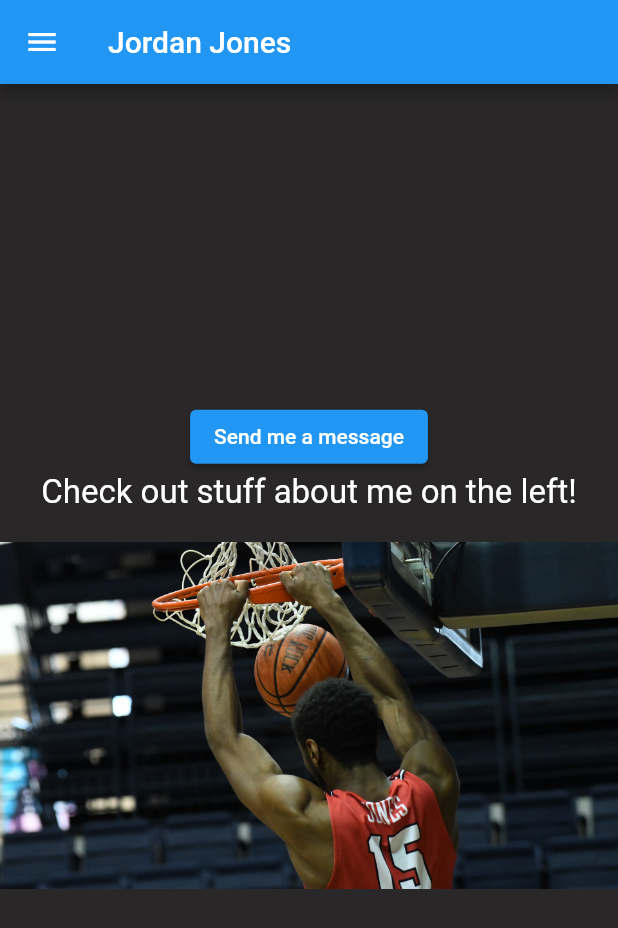
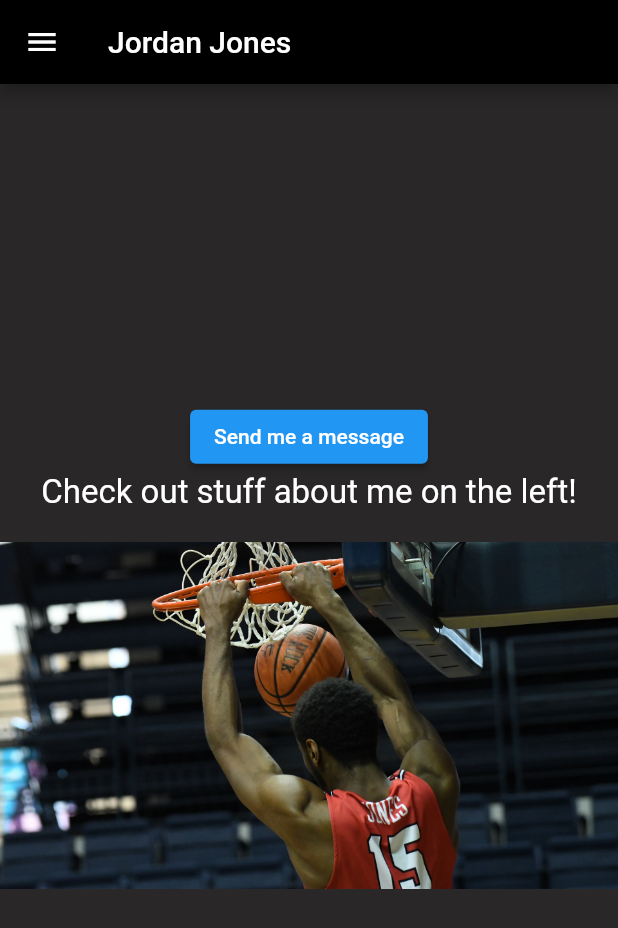
Before and after one commit to zimajones/my, a Flutter app: the screen it shows after launch, on a phone screen of 412 x 824 dp. Shown: the top 928 px of the screen. Run offline on Flutter 3.47's test engine with Material 2 defaults, Android fonts, the phone set to English and light mode, and no system bars.

```diff
--- a/lib/email.dart
+++ b/lib/email.dart
@@ -1,3 +1,5 @@
+// ignore_for_file: unused_local_variable, unused_import
+
 import 'package:flutter/material.dart';
 import 'package:my/main.dart';
 import 'package:http/http.dart' as http;
@@ -12,6 +14,7 @@ class EmailPage extends StatefulWidget {
   const EmailPage({Key? key}) : super(key: key);
 
   @override
+  // ignore: library_private_types_in_public_api
   _EmailPageState createState() => _EmailPageState();
 }
 
--- a/lib/main.dart
+++ b/lib/main.dart
@@ -1,5 +1,6 @@
 import 'package:flutter/material.dart';
 import 'package:my/email.dart';
+import 'package:my/side_drawers/reading.dart';
 
 void main() => runApp(const MyApp());
 
@@ -13,7 +14,10 @@ class MyApp extends StatelessWidget {
     return MaterialApp(
       title: appTitle,
       theme: ThemeData(
-        cardColor: Colors.white,
+        primarySwatch: Colors.blue,
+        appBarTheme: const AppBarTheme(
+          color: Colors.black,
+        ),
       ),
       home: const MyHomePage(title: appTitle),
     );
@@ -83,6 +87,15 @@ class MyHomePage extends StatelessWidget {
                 Navigator.pop(context);
               },
             ),
+            ListTile(
+              title: const Text('Reading'),
+              onTap: () {
+                Navigator.push(
+                  context,
+                  MaterialPageRoute(builder: (context) => const myReading()),
+                );
+              },
+            ),
           ],
         ),
       ),
--- a/pubspec.yaml
+++ b/pubspec.yaml
@@ -61,6 +61,7 @@ flutter:
   uses-material-design: true
   assets:
     - assets/images/jonesjordandunk1.jpeg
+    - assets/images/dune.jpeg
 
   # To add assets to your application, add an assets section, like this:
   # assets:
```
Also changed, not shown: assets/images/dune.jpeg (added).
